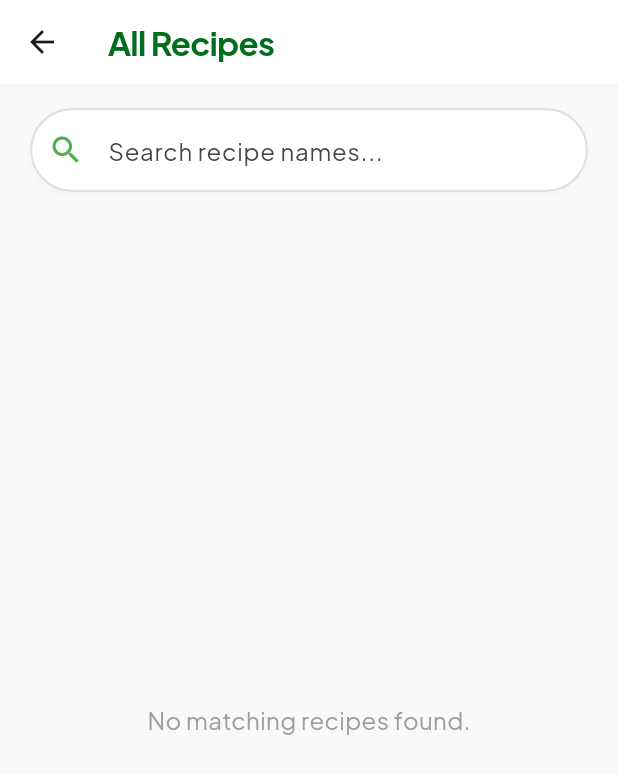
After one commit to loongeo01/fyp, a Flutter app: the screen it shows once a user with an empty profile is signed in, item 3 of the bottom bar chosen, after a tap on the "food bank" icon, on a phone screen of 412 x 824 dp. The commit adds this screen. Shown: the top 774 px of the screen. Run offline on Flutter 3.47's test engine with Material 3 defaults, Android fonts, the light colour scheme and no system bars; our stand-ins replace cached_network_image, cloud_firestore, firebase_auth, firebase_core, firebase_vertexai, flutter_dotenv and 6 more; accounts and stored records are empty.

Commit message:
Newest version

```diff
--- /dev/null
+++ b/lib/all_recipes_screen.dart
@@ -0,0 +1,153 @@
+import 'package:flutter/material.dart';
+import 'package:provider/provider.dart';
+import 'package:recipe_app/pantry_provider.dart';
+import 'package:recipe_app/premium_recipe_card.dart';
+import 'package:recipe_app/searchBar.dart';
+
+class AllRecipesScreen extends StatefulWidget {
+  const AllRecipesScreen({super.key});
+
+  @override
+  State<AllRecipesScreen> createState() => _AllRecipesScreenState();
+}
+
+class _AllRecipesScreenState extends State<AllRecipesScreen> {
+  String _searchQuery = "";
+
+  @override
+  Widget build(BuildContext context) {
+    // 1. Fetch raw recipes from your provider
+    final List<Map<String, dynamic>> rawRecipes = context
+        .watch<PantryProvider>()
+        .allRecipes;
+
+    // 2. Extract recipe names for your reusable IngredientSearchBar
+    final List<String> recipeSuggestions = rawRecipes
+        .map((recipe) => recipe['name'].toString())
+        .toList();
+
+    // 3. Sort recipes alphabetically safely
+    List<Map<String, dynamic>> sortedRecipes = List<Map<String, dynamic>>.from(
+      rawRecipes,
+    );
+    sortedRecipes.sort((a, b) {
+      String nameA = (a['name'] ?? '').toString().toLowerCase();
+      String nameB = (b['name'] ?? '').toString().toLowerCase();
+      return nameA.compareTo(nameB);
+    });
+
+    // 4. Retrieve current pantry state for PremiumCard compatibility match calculations
+    Set<String> myPantry = context
+        .watch<PantryProvider>()
+        .savedIngredients
+        .map((e) => e.key.toUpperCase().trim())
+        .toSet();
+
+    List<Map<String, dynamic>> processedRecipes = [];
+
+    for (var recipe in sortedRecipes) {
+      final String recipeName = (recipe['name'] ?? '').toString();
+
+      // Filter dynamically based on search query submission
+      if (_searchQuery.isNotEmpty &&
+          !recipeName.toLowerCase().contains(_searchQuery.toLowerCase())) {
+        continue;
+      }
+
+      List<dynamic> rawIngredients = recipe['ingredients'] ?? [];
+      int matchCount = 0;
+
+      for (var item in rawIngredients) {
+        if (myPantry.contains(item.toString().toUpperCase().trim())) {
+          matchCount++;
+        }
+      }
+
+      int totalNeeded = rawIngredients.length;
+      int missingCount = totalNeeded - matchCount;
+
+      processedRecipes.add({
+        ...recipe,
+        "matchCount": matchCount,
+        "missingCount": missingCount,
+        "totalNeeded": totalNeeded,
+      });
+    }
+
+    return Scaffold(
+      backgroundColor: const Color(0xFFF8FAF8),
+      appBar: AppBar(
+        title: const Text(
+          "All Recipes",
+          style: TextStyle(
+            fontWeight: FontWeight.bold,
+            color: Color(0xFF006E1C),
+            fontSize: 22,
+            letterSpacing: -0.5,
+          ),
+        ),
+        backgroundColor: Colors.white.withOpacity(0.9),
+        elevation: 0,
+        scrolledUnderElevation: 0,
+        leading: IconButton(
+          icon: const Icon(Icons.arrow_back, color: Color(0xFF191C1B)),
+          onPressed: () => Navigator.pop(context),
+        ),
+      ),
+      body: Column(
+        children: [
+          // Dynamic search bar utilizing the updated customSuggestions configuration
+          Padding(
+            padding: const EdgeInsets.fromLTRB(20, 16, 20, 8),
+            child: Container(
+              decoration: BoxDecoration(
+                color: Colors.white,
+                borderRadius: BorderRadius.circular(30),
+                boxShadow: [
+                  BoxShadow(
+                    color: Colors.black.withOpacity(0.02),
+                    blurRadius: 4,
+                    offset: const Offset(0, 2),
+                  ),
+                ],
+              ),
+              child: IngredientSearchBar(
+                hintText: "Search recipe names...",
+                havePlusButton: false, // Turn off input entry button
+                customSuggestions:
+                    recipeSuggestions, // Injects names instead of ingredients
+                onPlus: (_) {},
+                onSearchChanged: (String typedText) {
+                  setState(() {
+                    _searchQuery = typedText;
+                  });
+                },
+              ),
+            ),
+          ),
+
+          // Display Area
+          Expanded(
+            child: processedRecipes.isEmpty
+                ? Center(
+                    child: Text(
+                      "No matching recipes found.",
+                      style: TextStyle(fontSize: 16, color: Colors.grey[500]),
+                    ),
+                  )
+                : ListView.builder(
+                    padding: const EdgeInsets.symmetric(
+                      horizontal: 20,
+                      vertical: 16,
+                    ),
+                    itemCount: processedRecipes.length,
+                    itemBuilder: (context, index) {
+                      return PremiumRecipeCard(recipe: processedRecipes[index]);
+                    },
+                  ),
+          ),
+        ],
+      ),
+    );
+  }
+}
--- a/lib/favorites_screen.dart
+++ b/lib/favorites_screen.dart
@@ -1,10 +1,11 @@
 import 'package:cloud_firestore/cloud_firestore.dart';
 import 'package:firebase_auth/firebase_auth.dart';
 import 'package:flutter/material.dart';
-import 'package:provider/provider.dart'; // <-- NEW: Imported Provider
+import 'package:provider/provider.dart';
 import 'package:recipe_app/main.dart';
-import 'package:recipe_app/pantry_provider.dart'; // <-- NEW: Imported PantryProvider
+import 'package:recipe_app/pantry_provider.dart';
 import 'package:recipe_app/premium_recipe_card.dart';
+import 'package:recipe_app/all_recipes_screen.dart'; // <-- NEW: Import the new screen
 
 class FavoritesScreen extends StatefulWidget {
   const FavoritesScreen({super.key});
@@ -20,7 +21,6 @@ class _FavoritesScreenState extends State<FavoritesScreen> with RouteAware {
   @override
   void initState() {
     super.initState();
-    // Use Future.microtask to ensure context is ready for Provider
     Future.microtask(() => _fetchFavoriteRecipes());
   }
 
@@ -82,8 +82,6 @@ class _FavoritesScreenState extends State<FavoritesScreen> with RouteAware {
 
       if (!mounted) return;
 
-      // --- NEW: CALCULATE MATCH STATS BEFORE DISPLAYING ---
-      // 1. Get the user's current pantry inventory
       Set<String> myPantry = context
           .read<PantryProvider>()
           .savedIngredients
@@ -92,7 +90,6 @@ class _FavoritesScreenState extends State<FavoritesScreen> with RouteAware {
 
       List<Map<String, dynamic>> processedRecipes = [];
 
-      // 2. Cross-reference each favorite recipe with the pantry
       for (var recipe in matchedRecipes) {
         List<dynamic> rawIngredients = recipe['ingredients'] ?? [];
         int matchCount = 0;
@@ -106,7 +103,6 @@ class _FavoritesScreenState extends State<FavoritesScreen> with RouteAware {
         int totalNeeded = rawIngredients.length;
         int missingCount = totalNeeded - matchCount;
 
-        // 3. Inject the data into the recipe map so the PremiumCard can read it!
         processedRecipes.add({
           ...recipe,
           "matchCount": matchCount,
@@ -143,6 +139,26 @@ class _FavoritesScreenState extends State<FavoritesScreen> with RouteAware {
         elevation: 0,
         scrolledUnderElevation: 0,
         centerTitle: false,
+        // --- NEW: ADDED ACTION BUTTON HERE ---
+        actions: [
+          IconButton(
+            icon: const Icon(
+              Icons.food_bank,
+              size: 32,
+              color: Color(0xFF006E1C),
+            ),
+            tooltip: "View All Recipes",
+            onPressed: () {
+              Navigator.push(
+                context,
+                MaterialPageRoute(
+                  builder: (context) => const AllRecipesScreen(),
+                ),
+              );
+            },
+          ),
+          const SizedBox(width: 8),
+        ],
       ),
       body: _isLoading
           ? const Center(
```
